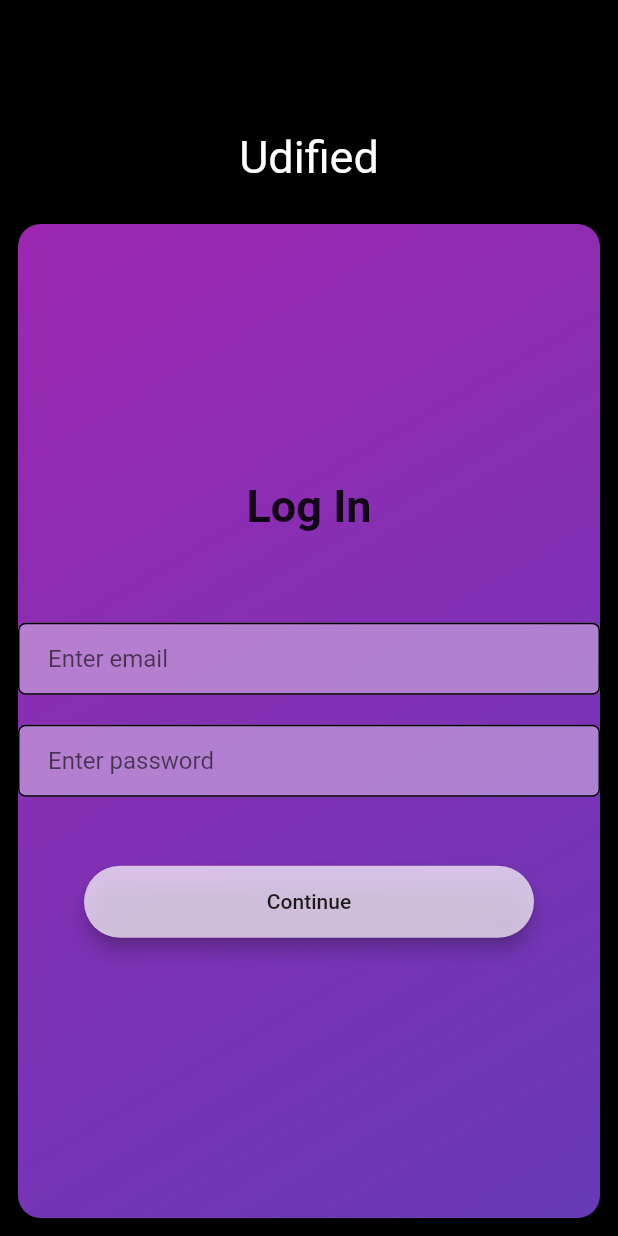
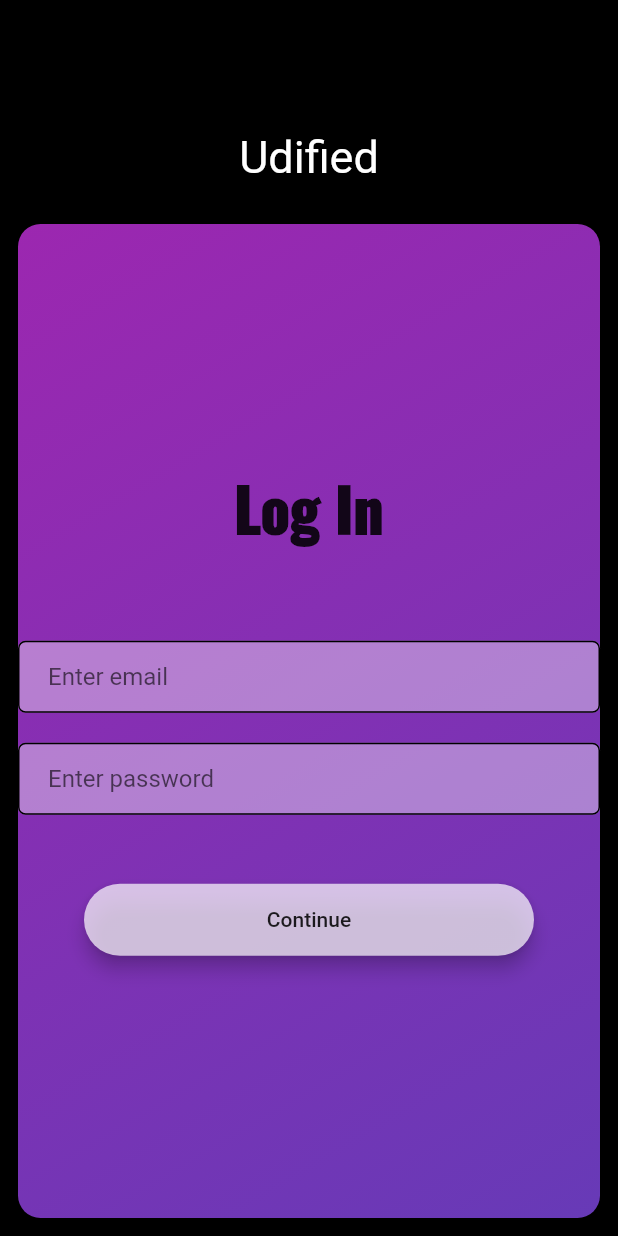
Before and after one commit to swapnilgulbake/edified, a Flutter app: the screen it shows after launch, after a tap on "Login", on a phone screen of 412 x 824 dp. Run offline on Flutter 3.47's test engine with Material 2 defaults, Android fonts, the phone set to English and light mode, and no system bars.

Commit message:
Welcome Screen, login,register and homescreen with navigator and backend connected with firestore, fireauth, firestorecore

```diff
--- a/lib/screens/login_screen/login.dart
+++ b/lib/screens/login_screen/login.dart
@@ -56,8 +56,9 @@
                   Text(
                     'Log In',
                     style: TextStyle(
-                      fontSize: 30,
-                      fontWeight: FontWeight.bold,
+                      fontSize: 40,
+                      fontWeight: FontWeight.w900,
+                      fontFamily: 'Oswald',
                     ),
                   ),
                   SizedBox(
--- a/lib/screens/welcome_screen.dart
+++ b/lib/screens/welcome_screen.dart
@@ -37,11 +37,12 @@
                 ),
                 //SizedBox(height: 1),
                 Text(
-                  'EDIFIED',
+                  'E D I F I E D',
                   style: TextStyle(
                     color: Colors.white,
-                    fontSize: 20,
-                    fontFamily: 'Pacifico',
+                    fontSize: 40,
+                    fontFamily: 'Oswald',
+                    fontWeight: FontWeight.w900
                   ),
                 ),
                 SizedBox(
--- a/pubspec.yaml
+++ b/pubspec.yaml
@@ -35,6 +35,9 @@
   # The following adds the Cupertino Icons font to your application.
   # Use with the CupertinoIcons class for iOS style icons.
   cupertino_icons: ^1.0.2
+  firebase_core: ^2.9.0
+  firebase_auth: ^4.4.1
+  cloud_firestore: ^4.5.1
 
 dev_dependencies:
   flutter_test:
@@ -81,6 +84,9 @@
     - family: Pacifico
       fonts:
         - asset: fonts/Pacifico-Regular.ttf
+    - family: Oswald
+      fonts:
+        - asset: fonts/Oswald-VariableFont_wght.ttf
   #         style: italic
   #   - family: Trajan Pro
   #     fonts:
```
Also changed, not shown: fonts/Oswald-VariableFont_wght.ttf (added), pubspec.lock, 4 other files.
